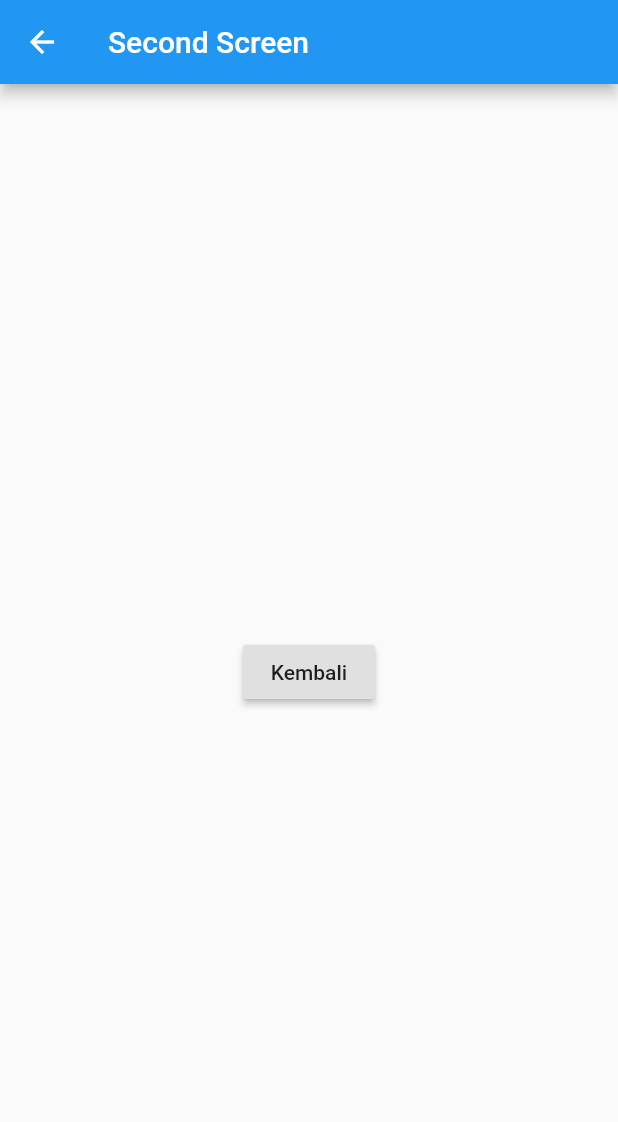
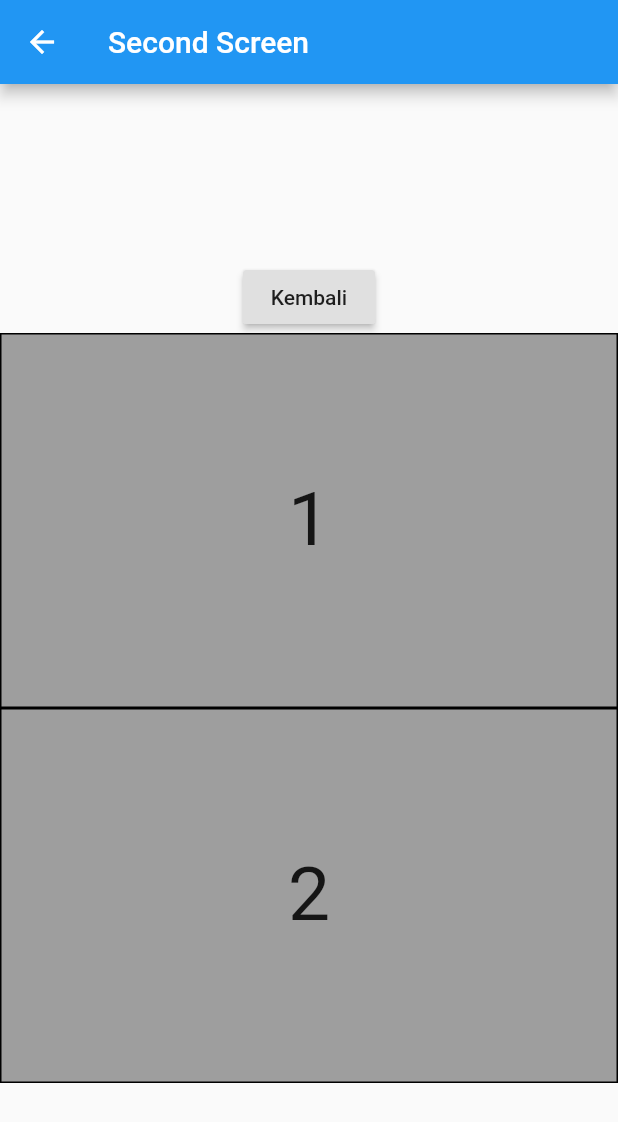
Before and after one commit to adhytianara/LearnFlutter, a Flutter app: the screen it shows after launch, after a tap on "Pindah Screen", on a phone screen of 412 x 824 dp. Shown: the top 1122 px of the screen. Run offline on Flutter 3.47's test engine with Material 2 defaults, Android fonts, the phone set to English and light mode, and no system bars.

```diff
--- a/lib/SecondScreen.dart
+++ b/lib/SecondScreen.dart
@@ -2,6 +2,7 @@ import 'package:flutter/material.dart';
 
 class SecondScreen extends StatelessWidget {
   final String message;
+  final List<int> numberList = <int>[1, 2, 3, 4, 5, 6, 7, 8, 9, 10];
 
   SecondScreen(this.message);
 
@@ -22,6 +23,26 @@ class SecondScreen extends StatelessWidget {
                 Navigator.pop(context);
               },
             ),
+            Container(
+              height: 500,
+              child: ListView(
+                children: numberList.map((number) {
+                  return Container(
+                    height: 250,
+                    decoration: BoxDecoration(
+                      color: Colors.grey,
+                      border: Border.all(color: Colors.black)
+                    ),
+                    child: Center(
+                      child: Text(
+                        '$number',
+                        style: TextStyle(fontSize: 50),
+                      ),
+                    ),
+                  );
+                }).toList(),
+              ),
+            )
           ],
         ),
       ),
```
